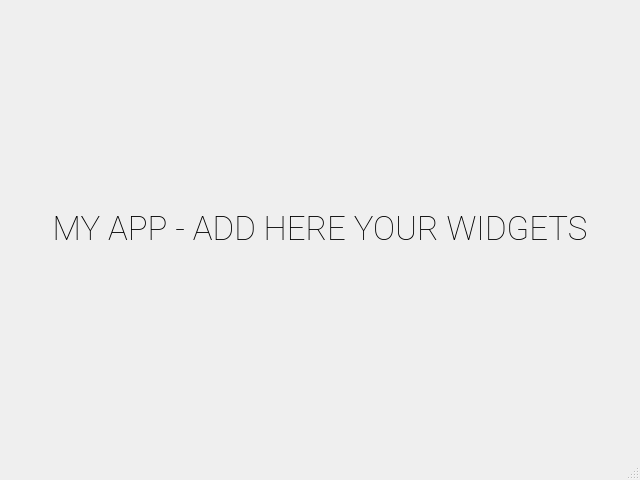
Qt form main.ui (mishrilal/CAIO) before a commit.
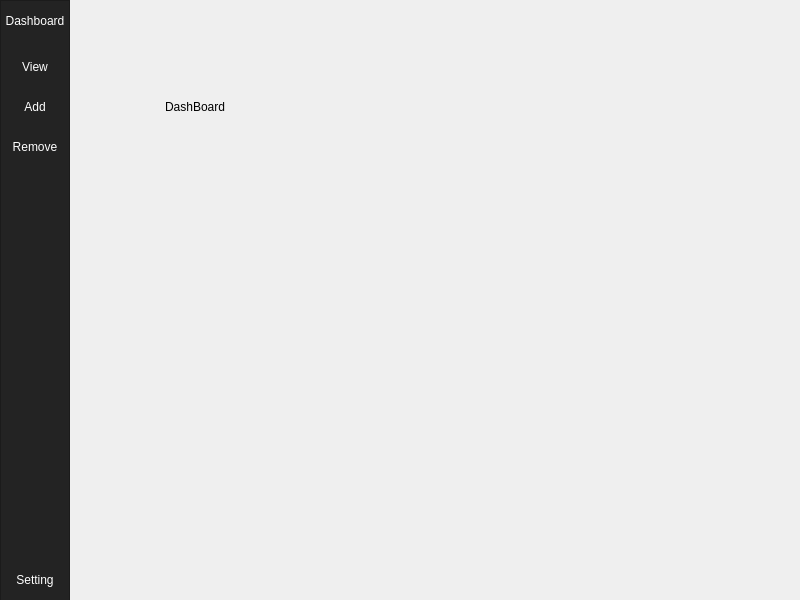
The same form after that commit.

Commit message: main UI add left panel

```diff
--- a/main.ui
+++ b/main.ui
@@ -6,44 +6,231 @@
    <rect>
     <x>0</x>
     <y>0</y>
-    <width>640</width>
-    <height>480</height>
+    <width>800</width>
+    <height>600</height>
    </rect>
   </property>
   <property name="windowTitle">
    <string>MainWindow</string>
   </property>
   <widget class="QWidget" name="centralwidget">
-   <layout class="QVBoxLayout" name="verticalLayout">
-    <item>
+   <widget class="QFrame" name="frame_left_menu">
+    <property name="geometry">
+     <rect>
+      <x>0</x>
+      <y>0</y>
+      <width>70</width>
+      <height>601</height>
+     </rect>
+    </property>
+    <property name="minimumSize">
+     <size>
+      <width>70</width>
+      <height>0</height>
+     </size>
+    </property>
+    <property name="maximumSize">
+     <size>
+      <width>70</width>
+      <height>16777215</height>
+     </size>
+    </property>
+    <property name="styleSheet">
+     <string notr="true">background-color: rgb(35, 35, 35);</string>
+    </property>
+    <property name="frameShape">
+     <enum>QFrame::StyledPanel</enum>
+    </property>
+    <property name="frameShadow">
+     <enum>QFrame::Raised</enum>
+    </property>
+    <layout class="QVBoxLayout" name="verticalLayout_3">
+     <property name="leftMargin">
+      <number>0</number>
+     </property>
+     <property name="topMargin">
+      <number>0</number>
+     </property>
+     <property name="rightMargin">
+      <number>0</number>
+     </property>
+     <property name="bottomMargin">
+      <number>0</number>
+     </property>
+     <item>
+      <widget class="QPushButton" name="dashboard_btn">
+       <property name="minimumSize">
+        <size>
+         <width>0</width>
+         <height>40</height>
+        </size>
+       </property>
+       <property name="styleSheet">
+        <string notr="true">QPushButton {
+	color: rgb(255, 255, 255);
+	background-color: rgb(35, 35, 35);
+	border: 0px solid;
+}
+QPushButton:hover {
+	background-color: rgb(85, 170, 255);
+}</string>
+       </property>
+       <property name="text">
+        <string>Dashboard</string>
+       </property>
+      </widget>
+     </item>
+     <item alignment="Qt::AlignTop">
+      <widget class="QFrame" name="frame_top_menus">
+       <property name="frameShape">
+        <enum>QFrame::NoFrame</enum>
+       </property>
+       <property name="frameShadow">
+        <enum>QFrame::Raised</enum>
+       </property>
+       <layout class="QVBoxLayout" name="verticalLayout_4">
+        <property name="spacing">
+         <number>0</number>
+        </property>
+        <property name="leftMargin">
+         <number>0</number>
+        </property>
+        <property name="topMargin">
+         <number>0</number>
+        </property>
+        <property name="rightMargin">
+         <number>0</number>
+        </property>
+        <property name="bottomMargin">
+         <number>0</number>
+        </property>
+        <item>
+         <widget class="QPushButton" name="view_btn">
+          <property name="minimumSize">
+           <size>
+            <width>0</width>
+            <height>40</height>
+           </size>
+          </property>
+          <property name="styleSheet">
+           <string notr="true">QPushButton {
+	color: rgb(255, 255, 255);
+	background-color: rgb(35, 35, 35);
+	border: 0px solid;
+}
+QPushButton:hover {
+	background-color: rgb(85, 170, 255);
+}</string>
+          </property>
+          <property name="text">
+           <string>View</string>
+          </property>
+         </widget>
+        </item>
+        <item>
+         <widget class="QPushButton" name="add_btn">
+          <property name="minimumSize">
+           <size>
+            <width>0</width>
+            <height>40</height>
+           </size>
+          </property>
+          <property name="styleSheet">
+           <string notr="true">QPushButton {
+	color: rgb(255, 255, 255);
+	background-color: rgb(35, 35, 35);
+	border: 0px solid;
+}
+QPushButton:hover {
+	background-color: rgb(85, 170, 255);
+}</string>
+          </property>
+          <property name="text">
+           <string>Add</string>
+          </property>
+         </widget>
+        </item>
+        <item>
+         <widget class="QPushButton" name="remove_btn">
+          <property name="minimumSize">
+           <size>
+            <width>0</width>
+            <height>40</height>
+           </size>
+          </property>
+          <property name="styleSheet">
+           <string notr="true">QPushButton {
+	color: rgb(255, 255, 255);
+	background-color: rgb(35, 35, 35);
+	border: 0px solid;
+}
+QPushButton:hover {
+	background-color: rgb(85, 170, 255);
+}</string>
+          </property>
+          <property name="text">
+           <string>Remove</string>
+          </property>
+         </widget>
+        </item>
+       </layout>
+      </widget>
+     </item>
+     <item>
+      <widget class="QPushButton" name="setting_btn">
+       <property name="minimumSize">
+        <size>
+         <width>0</width>
+         <height>40</height>
+        </size>
+       </property>
+       <property name="styleSheet">
+        <string notr="true">QPushButton {
+	color: rgb(255, 255, 255);
+	background-color: rgb(35, 35, 35);
+	border: 0px solid;
+}
+QPushButton:hover {
+	background-color: rgb(85, 170, 255);
+}</string>
+       </property>
+       <property name="text">
+        <string>Setting</string>
+       </property>
+      </widget>
+     </item>
+    </layout>
+   </widget>
+   <widget class="QStackedWidget" name="stackedWidget">
+    <property name="geometry">
+     <rect>
+      <x>79</x>
+      <y>9</y>
+      <width>711</width>
+      <height>581</height>
+     </rect>
+    </property>
+    <property name="currentIndex">
+     <number>0</number>
+    </property>
+    <widget class="QWidget" name="dashboard_page">
      <widget class="QLabel" name="label">
-      <property name="font">
-       <font>
-        <family>Roboto Thin</family>
-        <pointsize>25</pointsize>
-       </font>
+      <property name="geometry">
+       <rect>
+        <x>86</x>
+        <y>82</y>
+        <width>91</width>
+        <height>31</height>
+       </rect>
       </property>
       <property name="text">
-       <string>MY APP - ADD HERE YOUR WIDGETS</string>
-      </property>
-      <property name="alignment">
-       <set>Qt::AlignCenter</set>
+       <string>DashBoard</string>
       </property>
      </widget>
-    </item>
-   </layout>
+    </widget>
+    <widget class="QWidget" name="page_2"/>
+   </widget>
   </widget>
-  <widget class="QMenuBar" name="menubar">
-   <property name="geometry">
-    <rect>
-     <x>0</x>
-     <y>0</y>
-     <width>640</width>
-     <height>21</height>
-    </rect>
-   </property>
-  </widget>
-  <widget class="QStatusBar" name="statusbar"/>
  </widget>
  <resources/>
  <connections/>
```
The commit also changes 2 other files.
